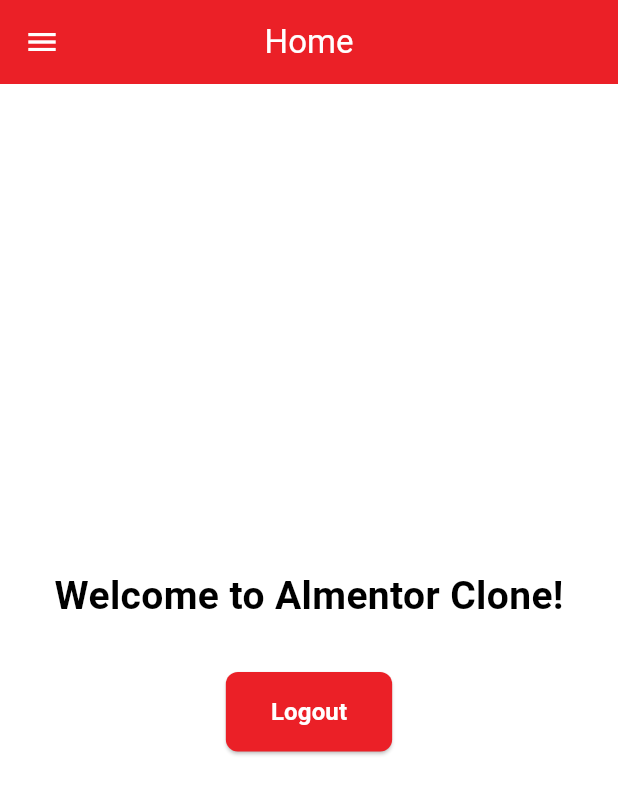
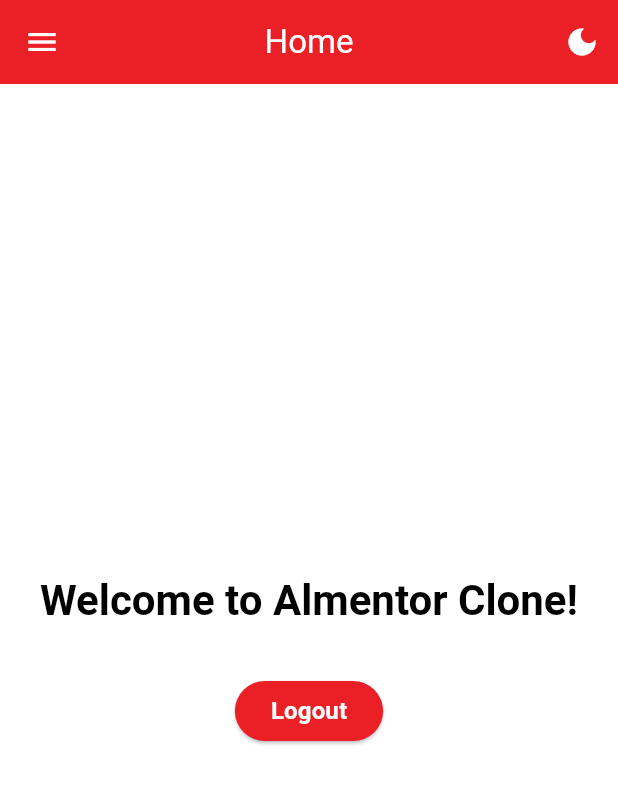
Before and after one commit to ahmedali221/AlMentor-Mobile-App, a Flutter app: the HomePage screen opened by its route, on a phone screen of 412 x 824 dp. Shown: the top 794 px of the screen. Run offline on Flutter 3.47's test engine with Material 3 defaults, Android fonts, the phone set to English and light mode, and no system bars; our stand-ins replace shared_preferences; accounts and stored records are empty.

Commit message:
Add initial implementation of instructor management features - Created API constants for base URL and endpoints. - Implemented theme provider for dark mode support. - Developed instructor model to handle instructor data. - Added instructor details page to display individual instructor information. - Implemented instructors page with pagination and API integration to fetch instructors. - Added UI components for displaying instructor profiles and expertise areas.

```diff
--- /dev/null
+++ b/devtools_options.yaml
@@ -0,0 +1,3 @@
+description: This file stores settings for Dart & Flutter DevTools.
+documentation: https://docs.flutter.dev/tools/devtools/extensions#configure-extension-enablement-states
+extensions:
--- /dev/null
+++ b/lib/Core/Constants/apiConstants.dart
@@ -0,0 +1,4 @@
+class ApiConstants {
+  static const String baseUrl = 'http://localhost:5000';
+  static const String instructorsEndpoint = '/api/instructors/';
+}
--- a/lib/Core/Custom Widgets/customButton.dart
+++ b/lib/Core/Custom Widgets/customButton.dart
@@ -7,12 +7,12 @@ class CustomButton extends StatelessWidget {
   final Color textColor;
 
   const CustomButton({
-    Key? key,
+    super.key,
     required this.text,
     required this.onPressed,
     this.backgroundColor = Colors.blue,
     this.textColor = Colors.white,
-  }) : super(key: key);
+  });
 
   @override
   Widget build(BuildContext context) {
--- a/lib/Core/Custom Widgets/customTextField.dart
+++ b/lib/Core/Custom Widgets/customTextField.dart
@@ -10,7 +10,7 @@ class CustomTextField extends StatelessWidget {
   final Icon? suffixIcon;
 
   const CustomTextField({
-    Key? key,
+    super.key,
     this.labelText,
     this.hintText,
     this.controller,
@@ -18,7 +18,7 @@ class CustomTextField extends StatelessWidget {
     this.obscureText = false,
     required this.prefixIcon,
     this.suffixIcon,
-  }) : super(key: key);
+  });
 
   @override
   Widget build(BuildContext context) {
--- a/lib/Core/Themes/darkTheme.dart
+++ b/lib/Core/Themes/darkTheme.dart
@@ -0,0 +1,30 @@
+import 'package:flutter/material.dart';
+
+ThemeData darkTheme = ThemeData(
+  brightness: Brightness.dark,
+  primaryColor: const Color(0xFFeb2027),
+  scaffoldBackgroundColor: Colors.grey[900],
+  colorScheme: ColorScheme.dark(
+    primary: const Color(0xFFeb2027),
+    secondary: const Color(0xFFeb2027),
+    surface: Colors.grey[850]!,
+  ),
+  appBarTheme: AppBarTheme(
+    backgroundColor: const Color(0xFFeb2027),
+    foregroundColor: Colors.white,
+    iconTheme: const IconThemeData(color: Colors.white),
+  ),
+  drawerTheme: DrawerThemeData(
+    backgroundColor: Colors.grey[850],
+  ),
+  elevatedButtonTheme: ElevatedButtonThemeData(
+    style: ElevatedButton.styleFrom(
+      backgroundColor: const Color(0xFFeb2027),
+      foregroundColor: Colors.white,
+    ),
+  ),
+  textTheme: const TextTheme(
+    bodyLarge: TextStyle(color: Colors.white),
+    bodyMedium: TextStyle(color: Colors.white),
+  ),
+);
--- a/lib/Core/Themes/lightTheme.dart
+++ b/lib/Core/Themes/lightTheme.dart
@@ -0,0 +1,30 @@
+import 'package:flutter/material.dart';
+
+ThemeData lightTheme = ThemeData(
+  brightness: Brightness.light,
+  primaryColor: const Color(0xFFeb2027),
+  scaffoldBackgroundColor: Colors.white,
+  colorScheme: const ColorScheme.light(
+    primary: Color(0xFFeb2027),
+    secondary: Color(0xFFeb2027),
+    surface: Colors.white,
+  ),
+  appBarTheme: const AppBarTheme(
+    backgroundColor: Color(0xFFeb2027),
+    foregroundColor: Colors.white,
+    iconTheme: IconThemeData(color: Colors.white),
+  ),
+  drawerTheme: const DrawerThemeData(
+    backgroundColor: Colors.white,
+  ),
+  elevatedButtonTheme: ElevatedButtonThemeData(
+    style: ElevatedButton.styleFrom(
+      backgroundColor: const Color(0xFFeb2027),
+      foregroundColor: Colors.white,
+    ),
+  ),
+  textTheme: const TextTheme(
+    bodyLarge: TextStyle(color: Colors.black),
+    bodyMedium: TextStyle(color: Colors.black),
+  ),
+);
--- a/lib/pages/auth/loginPage.dart
+++ b/lib/pages/auth/loginPage.dart
@@ -11,6 +11,8 @@ class Loginpage extends StatelessWidget {
   final emailController = TextEditingController();
   final passwordController = TextEditingController();
   final _formKey = GlobalKey<FormState>();
+
+  Loginpage({super.key});
   Future<void> loginUser(BuildContext context) async {
     if (_formKey.currentState!.validate()) {
       final response = await http.post(
--- a/lib/pages/auth/signUpPage.dart
+++ b/lib/pages/auth/signUpPage.dart
@@ -17,6 +17,8 @@ class SignUpPage extends StatelessWidget {
   final profilePictureController =
       TextEditingController(text: "https://example.com/profiles/sara.jpg");
   final _formKey = GlobalKey<FormState>();
+
+  SignUpPage({super.key});
 
   Future<void> signUpUser(BuildContext context) async {
     if (_formKey.currentState!.validate()) {
--- a/lib/pages/homePage.dart
+++ b/lib/pages/homePage.dart
@@ -1,21 +1,31 @@
 import 'package:flutter/material.dart';
 import 'package:shared_preferences/shared_preferences.dart';
+import 'package:provider/provider.dart';
+import 'package:almentor_clone/Core/Providers/themeProvider.dart';
 
 class HomePage extends StatelessWidget {
   const HomePage({super.key});
 
   @override
   Widget build(BuildContext context) {
+    final theme = Theme.of(context);
     return Scaffold(
-      backgroundColor: const Color(0xFFFFFFFF),
+      backgroundColor: theme.scaffoldBackgroundColor,
       appBar: AppBar(
-        backgroundColor: const Color(0xFFeb2027),
-        title: const Text(
-          'Home',
-          style: TextStyle(color: Colors.white),
-        ),
+        title: const Text('Home'),
         centerTitle: true,
-        iconTheme: const IconThemeData(color: Colors.white),
+        actions: [
+          IconButton(
+            icon: Icon(
+              Provider.of<ThemeProvider>(context).isDarkMode
+                  ? Icons.light_mode
+                  : Icons.dark_mode,
+            ),
+            onPressed: () {
+              Provider.of<ThemeProvider>(context, listen: false).toggleTheme();
+            },
+          ),
+        ],
       ),
       drawer: Drawer(
         child: ListView(
@@ -23,12 +33,12 @@ class HomePage extends StatelessWidget {
           children: [
             DrawerHeader(
               decoration: BoxDecoration(
-                color: Color(0xFFeb2027),
+                color: theme.primaryColor,
               ),
               child: Text(
                 'Menu',
                 style: TextStyle(
-                  color: Colors.white,
+                  color: theme.colorScheme.onPrimary,
                   fontSize: 24,
                 ),
               ),
@@ -49,6 +59,14 @@ class HomePage extends StatelessWidget {
                 Navigator.pushReplacementNamed(context, '/');
               },
             ),
+            ListTile(
+              leading: Icon(Icons.person),
+              title: Text('instrctors'),
+              onTap: () {
+                // Navigate to settings page
+                Navigator.pushNamed(context, '/instructors');
+              },
+            )
           ],
         ),
       ),
@@ -56,26 +74,15 @@ class HomePage extends StatelessWidget {
         child: Column(
           mainAxisAlignment: MainAxisAlignment.center,
           children: [
-            const Text(
+            Text(
               'Welcome to Almentor Clone!',
-              style: TextStyle(
-                fontSize: 26,
+              style: theme.textTheme.headlineMedium?.copyWith(
                 fontWeight: FontWeight.bold,
-                color: Color(0xFF000000),
               ),
             ),
             const SizedBox(height: 32),
             ElevatedButton(
-              style: ElevatedButton.styleFrom(
-                backgroundColor: const Color(0xFFeb2027),
-                padding:
-                    const EdgeInsets.symmetric(vertical: 15, horizontal: 30),
-                shape: RoundedRectangleBorder(
-                  borderRadius: BorderRadius.circular(8),
-                ),
-              ),
               onPressed: () async {
-                // Remove token from SharedPreferences
                 final prefs = await SharedPreferences.getInstance();
                 await prefs.remove('jwt_token');
                 Navigator.pushReplacementNamed(context, '/');
@@ -83,7 +90,6 @@ class HomePage extends StatelessWidget {
               child: const Text(
                 'Logout',
                 style: TextStyle(
-                  color: Colors.white,
                   fontSize: 16,
                   fontWeight: FontWeight.bold,
                 ),
--- a/pubspec.yaml
+++ b/pubspec.yaml
@@ -2,7 +2,7 @@ name: almentor_clone
 description: "A new Flutter project."
 # The following line prevents the package from being accidentally published to
 # pub.dev using `flutter pub publish`. This is preferred for private packages.
-publish_to: 'none' # Remove this line if you wish to publish to pub.dev
+publish_to: "none" # Remove this line if you wish to publish to pub.dev
 
 # The following defines the version and build number for your application.
 # A version number is three numbers separated by dots, like 1.2.43
@@ -36,6 +36,7 @@ dependencies:
   cupertino_icons: ^1.0.8
   http: ^1.4.0
   shared_preferences: ^2.5.3
+  provider: ^6.1.1
 
 dev_dependencies:
   flutter_test:
@@ -53,7 +54,6 @@ dev_dependencies:
 
 # The following section is specific to Flutter packages.
 flutter:
-
   # The following line ensures that the Material Icons font is
   # included with your application, so that you can use the icons in
   # the material Icons class.
```
Also changed, not shown: lib/Core/Providers/themeProvider.dart (added, +24 -0 lines), lib/main.dart (+22 -5 lines), lib/models/instructor.dart (added, +39 -0 lines), lib/pages/instructor_details.dart (added, +133 -0 lines), lib/pages/instructors.dart (added, +299 -0 lines), pubspec.lock, 126 other files.
